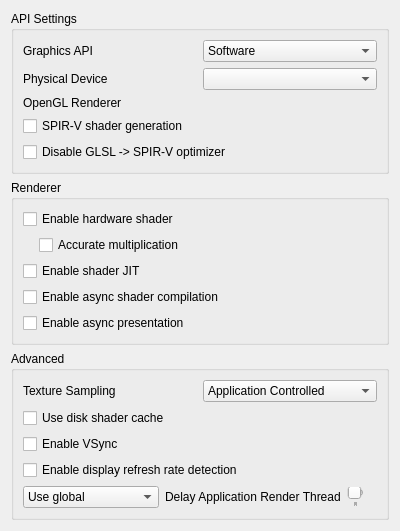
First picture: the form in src/citra_qt/configuration/configure_graphics.ui, repository azahar-emu/azahar, before the edit.
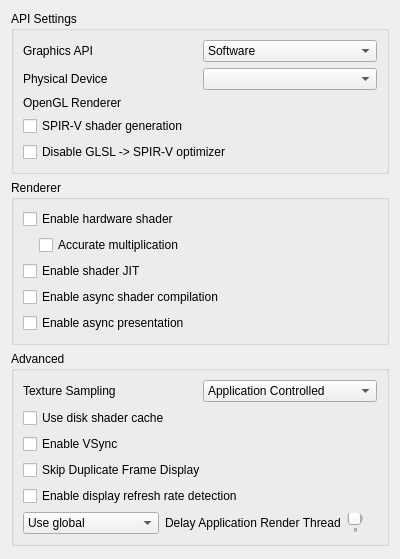
Second picture: the form after the edit.

```diff
--- a/src/citra_qt/configuration/configure_graphics.ui
+++ b/src/citra_qt/configuration/configure_graphics.ui
@@ -7,7 +7,7 @@
     <x>0</x>
     <y>0</y>
     <width>400</width>
-    <height>509</height>
+    <height>559</height>
    </rect>
   </property>
   <property name="minimumSize">
@@ -317,6 +317,16 @@
         </property>
        </widget>
       </item>
+      <item>
+       <widget class="QCheckBox" name="toggle_skip_duplicate_frames">
+        <property name="toolTip">
+         <string>&lt;html&gt;&lt;head/&gt;&lt;body&gt;&lt;p&gt;Skips presenting duplicated frames in 30fps games. This allows external frame generation tools to work correctly in 30fps games. This does not boost performance.&lt;/p&gt;&lt;/body&gt;&lt;/html&gt;</string>
+        </property>
+        <property name="text">
+         <string>Skip Duplicate Frame Display</string>
+        </property>
+       </widget>
+      </item>
       <item>
        <widget class="QCheckBox" name="toggle_display_refresh_rate_detection">
         <property name="toolTip">
```
Left out of the diff: 20 changed lines with no effect on the pictures. Lines whose indentation alone changed are shown as unchanged.
